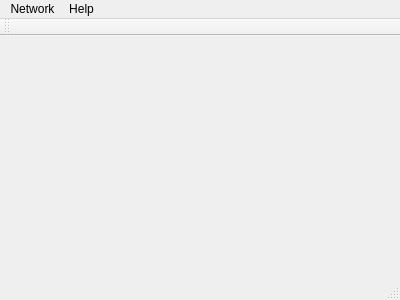
Old version of the form lanchat/main_window.ui in the repository master-gekus/lanchat.
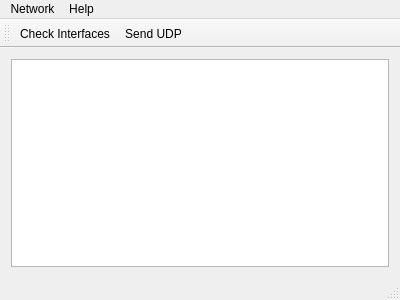
New version of the form.

Commit message: [NOT FOR MASTER] Realized acquiring network interfaces.

What changed in the file:
```diff
--- a/lanchat/main_window.ui
+++ b/lanchat/main_window.ui
@@ -13,7 +13,22 @@
   <property name="windowTitle">
    <string>Lan Chat</string>
   </property>
-  <widget class="QWidget" name="centralWidget"/>
+  <widget class="QWidget" name="centralWidget">
+   <layout class="QVBoxLayout" name="verticalLayout">
+    <item>
+     <widget class="QTreeWidget" name="treeWidget">
+      <attribute name="headerVisible">
+       <bool>false</bool>
+      </attribute>
+      <column>
+       <property name="text">
+        <string notr="true">1</string>
+       </property>
+      </column>
+     </widget>
+    </item>
+   </layout>
+  </widget>
   <widget class="QMenuBar" name="menuBar">
    <property name="geometry">
     <rect>
@@ -45,6 +60,8 @@
    <attribute name="toolBarBreak">
     <bool>false</bool>
    </attribute>
+   <addaction name="actionCheckInterfaces"/>
+   <addaction name="actionSendUdp"/>
   </widget>
   <widget class="QStatusBar" name="statusBar"/>
   <action name="actionAbout">
@@ -66,6 +83,16 @@
     <string>Alt+X</string>
    </property>
   </action>
+  <action name="actionCheckInterfaces">
+   <property name="text">
+    <string>Check Interfaces</string>
+   </property>
+  </action>
+  <action name="actionSendUdp">
+   <property name="text">
+    <string>Send UDP</string>
+   </property>
+  </action>
  </widget>
  <layoutdefault spacing="6" margin="11"/>
  <resources/>
```
The commit also changes 2 other files.
